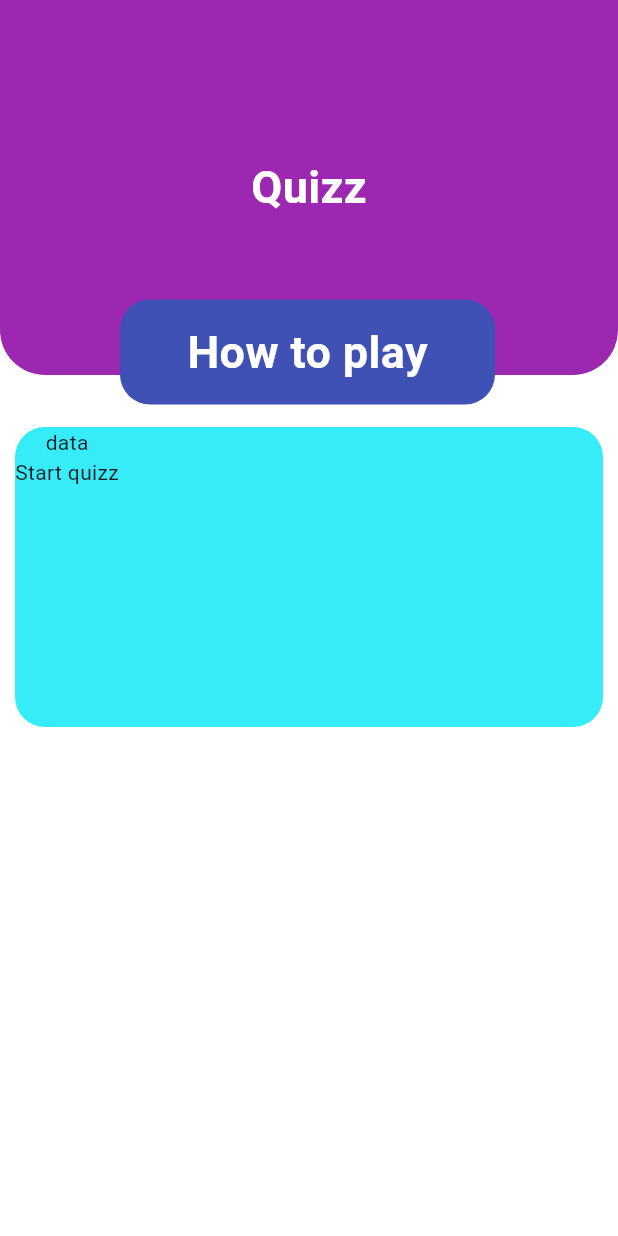
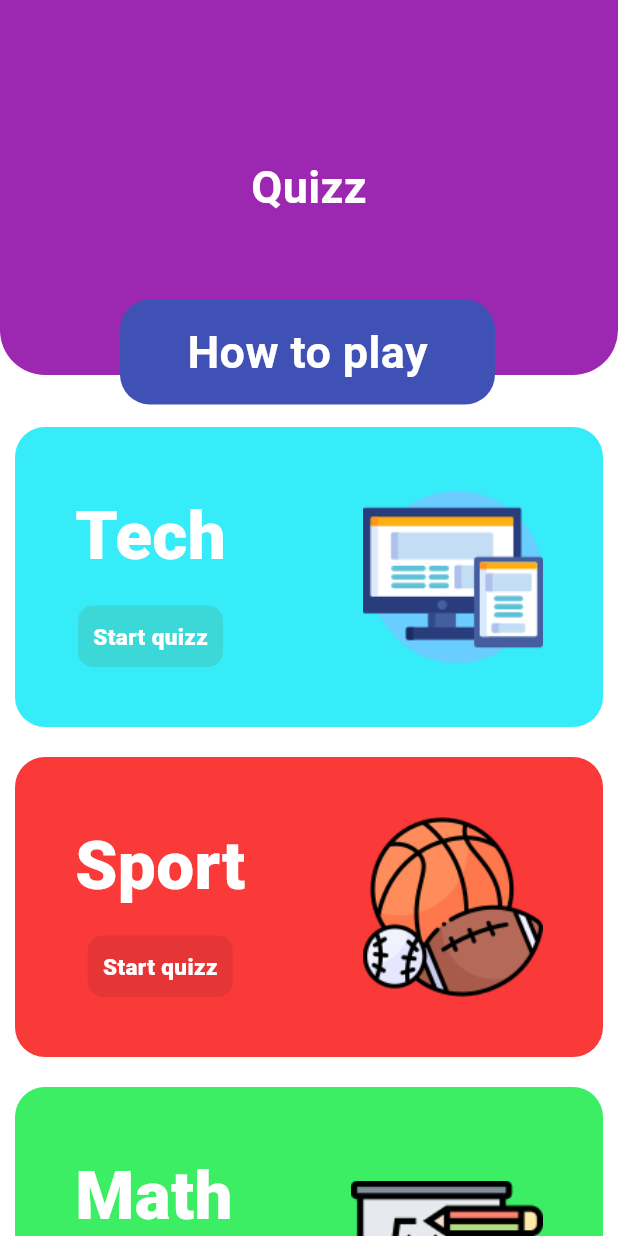
Before and after one commit to diaazg/quizz_game, a Flutter app: the screen it shows after launch, on a phone screen of 412 x 824 dp. Run offline on Flutter 3.47's test engine with Material 3 defaults, Android fonts, the phone set to English and light mode, and no system bars.

Commit message:
finish home page

```diff
--- /dev/null
+++ b/lib/domain/data/quizzCards.dart
@@ -0,0 +1,24 @@
+import 'dart:ui';
+
+import 'package:quizz_game/domain/entity/quizz_card.dart';
+
+Set<QuizzCardData> quizzData = {
+   QuizzCardData(
+                      title: 'Tech',
+                      picture: "tech",
+                      primaryColor: const Color(0xFF35ECF8),
+                      secondaryColor: const Color(0xAA40CEC6),
+                    ),
+ QuizzCardData(
+                      title: 'Sport',
+                      picture: "sport",
+                      primaryColor: const Color(0xFFFA3939),
+                      secondaryColor: const Color(0xAADA3333),
+                    ),
+ QuizzCardData(
+                      title: 'Math',
+                      picture: "math",
+                      primaryColor: const Color(0xFF3BEE63),
+                      secondaryColor: const Color(0xAA34D958),
+                    ),
+};
--- /dev/null
+++ b/lib/domain/entity/quizz_card.dart
@@ -0,0 +1,15 @@
+import 'package:flutter/cupertino.dart';
+import 'package:quizz_game/view/presentation/widget/quizz_card.dart';
+
+class QuizzCardData {
+  String title;
+  String picture;
+  Color primaryColor;
+  Color secondaryColor;
+
+  QuizzCardData(
+      {required this.title,
+      required this.picture,
+      required this.primaryColor,
+      required this.secondaryColor});
+}
--- a/lib/view/presentation/screen/home_page.dart
+++ b/lib/view/presentation/screen/home_page.dart
@@ -2,14 +2,17 @@ import 'package:flutter/cupertino.dart';
 import 'package:flutter/material.dart';
 import 'package:flutter/widgets.dart';
 import 'package:quizz_game/constants/styles.dart';
+import 'package:quizz_game/domain/data/quizzCards.dart';
+import 'package:quizz_game/domain/entity/quizz_card.dart';
 import 'package:quizz_game/view/presentation/widget/how_to_play.dart';
+import 'package:quizz_game/view/presentation/widget/quizz_card.dart';
 
 class HomeScreen extends StatelessWidget {
   const HomeScreen({super.key});
 
   @override
   Widget build(BuildContext context) {
-    return  SafeArea(
+    return SafeArea(
         child: Scaffold(
       backgroundColor: Colors.white,
       body: Column(
@@ -17,76 +20,36 @@ class HomeScreen extends StatelessWidget {
           Expanded(
               flex: 1,
               child: Stack(
-
                 clipBehavior: Clip.none,
                 children: [
                   Container(
                     height: 250,
                     decoration: const BoxDecoration(
                         color: Colors.purple,
-                      borderRadius: BorderRadius.vertical(
-                        bottom: Radius.circular(30)
-                        )
-                    ),
+                        borderRadius:
+                            BorderRadius.vertical(bottom: Radius.circular(30))),
                     child: const Center(
                       child: Text(
-
                         "Quizz",
                         style: mainTitle,
                       ),
                     ),
                   ),
-                  HowToPlay(title: "How to play",)
+                  HowToPlay(
+                    title: "How to play",
+                  )
                 ],
-
-              )
-              ),
+              )),
           Expanded(
               flex: 2,
-                child: Column(
-                  children: [
-                    QuizzCard()
-                  ],
-                )
-
+              child: ListView.builder(
+                itemCount: quizzData.length,
+                itemBuilder: (context,index){
+                return QuizzCard(data: quizzData.toList()[index]);
+              })
               )
         ],
       ),
-      )
-    );
+    ));
   }
 }
-
-class QuizzCard extends StatelessWidget {
-  const QuizzCard({
-    super.key,
-  });
-
-  @override
-  Widget build(BuildContext context) {
-    return Container(
-      height: 200,
-      margin: const EdgeInsets.all(10),
-      decoration: BoxDecoration(
-        borderRadius: BorderRadius.circular(20),
-        color: const Color(0xFF35ECF8)
-      ),
-      child: Row(
-        mainAxisAlignment: MainAxisAlignment.start,
-        children: [
-          Column(
-            children: [
-              Text("data"),
-              Container(
-                child: Center(
-                  child: Text("Start quizz"),
-                ),
-              )
-            ],
-          ),
-
-        ],
-      ),
-    );
-  }
-}
--- /dev/null
+++ b/lib/view/presentation/widget/quizz_card.dart
@@ -0,0 +1,62 @@
+import 'package:flutter/material.dart';
+import 'package:quizz_game/domain/entity/quizz_card.dart';
+
+// ignore: must_be_immutable
+class QuizzCard extends StatelessWidget {
+   QuizzCard({
+    super.key,
+    required this.data
+  });
+
+   QuizzCardData data;
+
+
+  @override
+  Widget build(BuildContext context) {
+    return Container(
+      height: 200,
+      margin: const EdgeInsets.all(10),
+      padding: const EdgeInsets.all(40),
+      decoration: BoxDecoration(
+        borderRadius: BorderRadius.circular(20),
+        color: data.primaryColor
+      ),
+      child: Row(
+        mainAxisAlignment: MainAxisAlignment.spaceBetween,
+        children: [
+          Column(
+            mainAxisAlignment: MainAxisAlignment.spaceBetween,
+            children: [
+               Text(
+                data.title,
+                style: const TextStyle(
+                  fontSize: 45,
+                  color: Colors.white,
+                  fontWeight: FontWeight.w900
+                ),
+                ),
+              Container(
+                padding: const EdgeInsets.all(10),
+                decoration:  BoxDecoration(
+                  borderRadius: BorderRadius.circular(10),
+                  color: data.secondaryColor
+                ),
+                child: const Center(
+                  child: Text(
+                    "Start quizz",
+                    style: TextStyle(
+                      color: Colors.white,
+                      fontWeight: FontWeight.w900,
+                      fontSize: 15
+                    ),
+                    ),
+                ),
+              )
+            ],
+          ),
+          Image.asset("assets/images/${data.picture}.png")
+        ],
+      ),
+    );
+  }
+}
```
Also changed, not shown: pubspec.yaml (+8 -36 lines), assets/images/math.png (added), assets/images/sport.png (added), assets/images/tech.png (added). Lines whose indentation alone changed are shown as unchanged.
